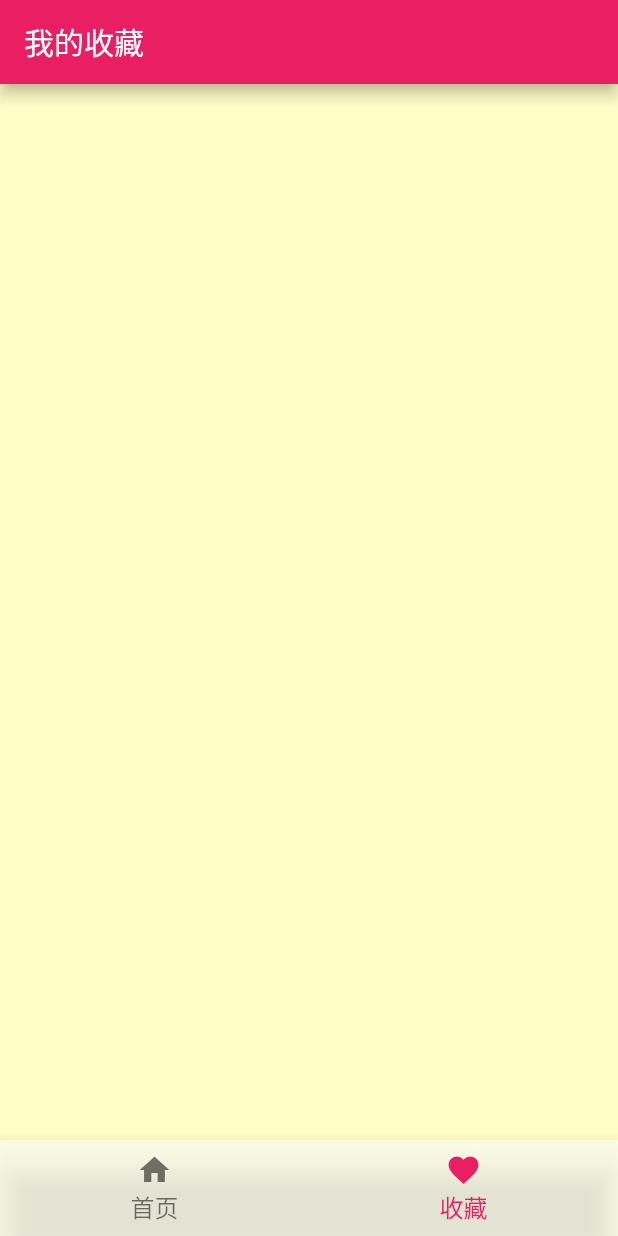
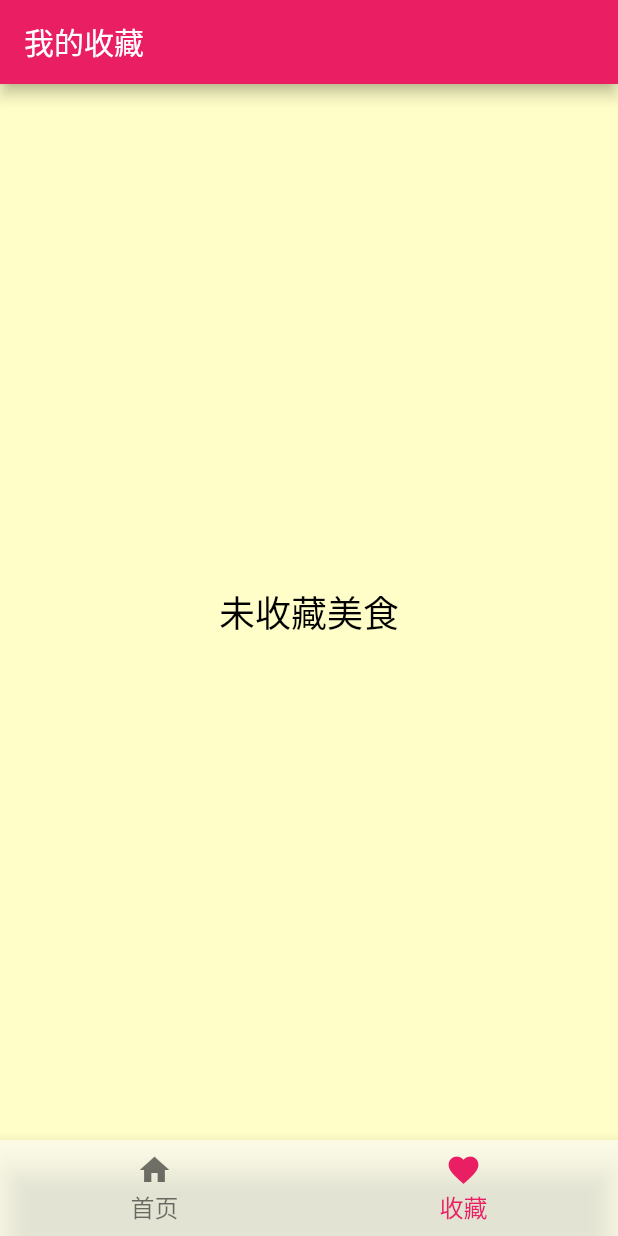
Before and after one commit to hywenbinger/cookbook, a Flutter app: the screen it shows after launch, item 2 of the bottom bar chosen, on a phone screen of 412 x 824 dp. Run offline on Flutter 3.47's test engine with Material 2 defaults, Android fonts, the phone set to English and light mode, and no system bars; our stand-ins replace dio.

Commit message:
complete favor page

```diff
--- a/lib/main.dart
+++ b/lib/main.dart
@@ -1,6 +1,7 @@
 import 'package:cookbook/route/app_route.dart';
 import 'package:cookbook/theme/app_theme.dart';
 import 'package:cookbook/utils/screen/size_fit.dart';
+import 'package:cookbook/viewmodel/favor_view_model.dart';
 import 'package:cookbook/viewmodel/meal_view_model.dart';
 import 'package:flutter/material.dart';
 import 'package:provider/provider.dart';
@@ -18,8 +19,11 @@ void main() {
     child: MyApp(),
     providers: [
       ChangeNotifierProvider(
-        /// 懒加载
+        /// 这里是懒加载
         create: (context) => MealViewModel(),
+      ),
+      ChangeNotifierProvider(
+        create: (context) => FavorViewModel(),
       ),
     ],
   ));
--- a/lib/pages/favorite/favorite_page.dart
+++ b/lib/pages/favorite/favorite_page.dart
@@ -1,20 +1,47 @@
+import 'package:cookbook/theme/app_theme.dart';
+import 'package:cookbook/viewmodel/favor_view_model.dart';
+import 'package:cookbook/widgets/meal_item.dart';
 import 'package:flutter/material.dart';
+import 'package:provider/provider.dart';
 
 /// 收藏页面
-class FavoritePage extends StatefulWidget {
+class FavoritePage extends StatelessWidget {
   static const String routeName = "/favorite";
 
-  @override
-  _FavoritePageState createState() => _FavoritePageState();
-}
-
-class _FavoritePageState extends State<FavoritePage> {
   @override
   Widget build(BuildContext context) {
     return Scaffold(
       appBar: AppBar(
         title: Text("我的收藏"),
       ),
+      body: FavoriteContent(),
     );
   }
 }
+
+class FavoriteContent extends StatelessWidget {
+  @override
+  Widget build(BuildContext context) {
+    return Consumer<FavorViewModel>(
+      builder: (context, viewModel, child) {
+        if (viewModel.mealList.length == 0) {
+          return Center(
+            child: Text(
+              "未收藏美食",
+              style: TextStyle(
+                fontSize: AppTheme.largeFontSize,
+                color: Colors.black,
+              ),
+            ),
+          );
+        }
+        return ListView.builder(
+          itemCount: viewModel.mealList.length,
+          itemBuilder: (context, index) {
+            return MealItem(viewModel.mealList[index]);
+          },
+        );
+      },
+    );
+  }
+}
```
Also changed, not shown: lib/pages/detail/detail_page.dart (+27 -8 lines), lib/pages/home/home_page.dart (+1 -6 lines), lib/viewmodel/favor_view_model.dart (added, +37 -0 lines), lib/widgets/meal_item.dart (+36 -1 lines).
